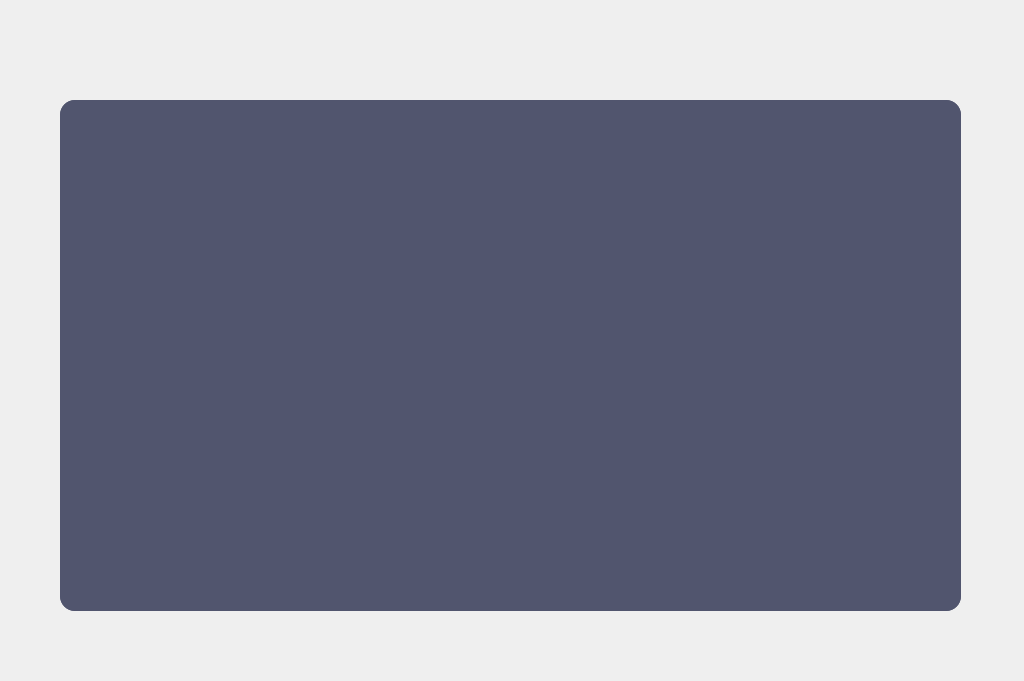
Above: OneDrive/Bureau/2eme annee/projet qt/planification_management/display.ui from HediLengliz/Smart_Court_2A25 before the change. Below: the same form after it.
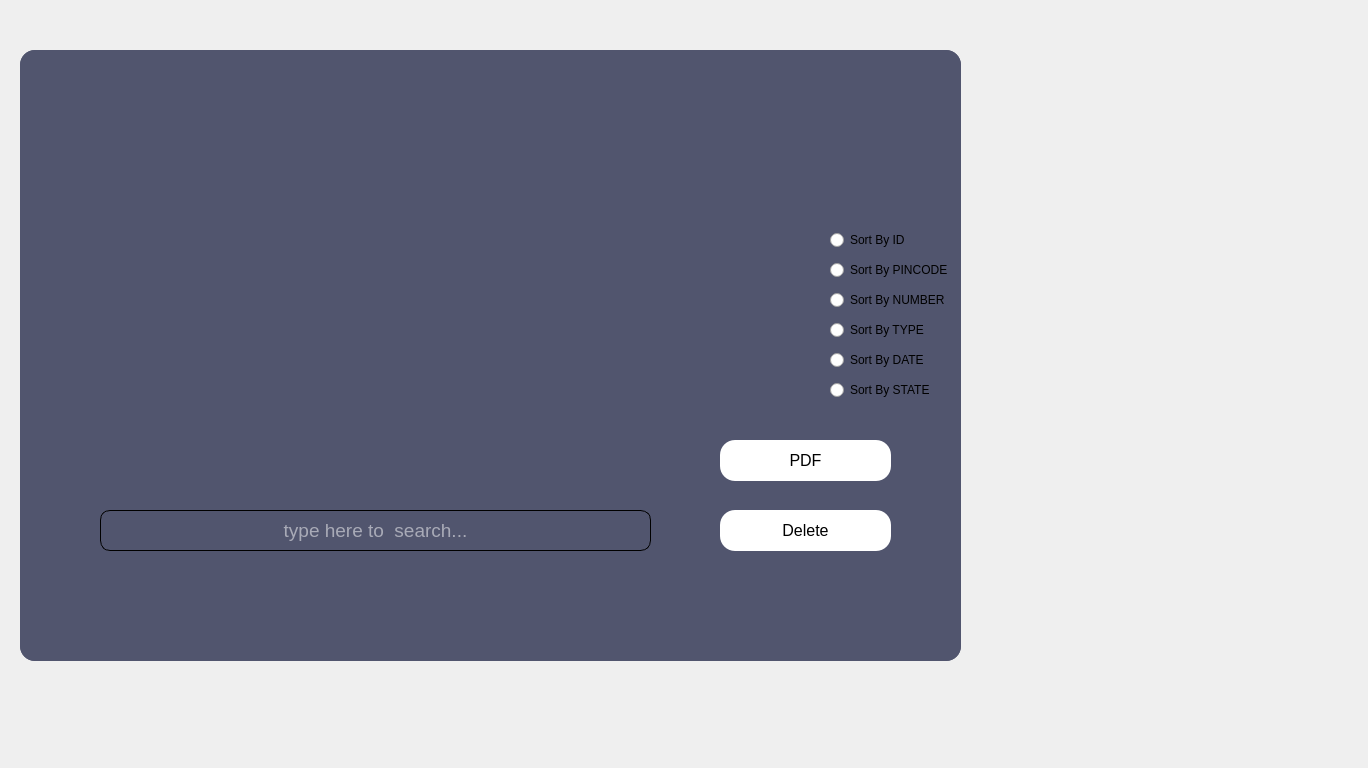
That is the form after the change. Icons and pictures are not drawn.

```diff
--- a/OneDrive/Bureau/2eme annee/projet qt/planification_management/display.ui
+++ b/OneDrive/Bureau/2eme annee/projet qt/planification_management/display.ui
@@ -6,8 +6,8 @@
    <rect>
     <x>0</x>
     <y>0</y>
-    <width>1024</width>
-    <height>681</height>
+    <width>1368</width>
+    <height>768</height>
    </rect>
   </property>
   <property name="windowTitle">
@@ -15,16 +15,16 @@
   </property>
   <property name="styleSheet">
    <string notr="true">*{
-    background:url(C:/Users/hedi2/downloads/hamer.jpg) ;
+background:url(C:/Users/hedi2/downloads/hamer.jpg)
 }</string>
   </property>
-  <widget class="QFrame" name="add_employee">
+  <widget class="QFrame" name="Display">
    <property name="geometry">
     <rect>
-     <x>60</x>
-     <y>100</y>
-     <width>901</width>
-     <height>511</height>
+     <x>20</x>
+     <y>50</y>
+     <width>941</width>
+     <height>611</height>
     </rect>
    </property>
    <property name="styleSheet">
@@ -40,45 +40,23 @@
    <property name="frameShadow">
     <enum>QFrame::Raised</enum>
    </property>
-   <widget class="QPushButton" name="DISPLAY">
+   <widget class="QTableView" name="tableView">
     <property name="geometry">
      <rect>
-      <x>260</x>
-      <y>240</y>
-      <width>201</width>
-      <height>51</height>
+      <x>0</x>
+      <y>0</y>
+      <width>941</width>
+      <height>611</height>
      </rect>
     </property>
-    <property name="font">
-     <font>
-      <pointsize>12</pointsize>
-     </font>
-    </property>
-    <property name="styleSheet">
-     <string notr="true">*{
-color:white;
-border-radius: 15px;
-background:#303030;
-}
-
-*:hover
-{
-	color:#303030;
-	border-radius:15px;
-	background:white
-}</string>
-    </property>
-    <property name="text">
-     <string>Display</string>
-    </property>
    </widget>
-   <widget class="QLineEdit" name="LRI">
+   <widget class="QLineEdit" name="LRN">
     <property name="geometry">
      <rect>
-      <x>210</x>
-      <y>160</y>
-      <width>251</width>
-      <height>31</height>
+      <x>80</x>
+      <y>460</y>
+      <width>551</width>
+      <height>41</height>
      </rect>
     </property>
     <property name="font">
@@ -95,7 +73,14 @@
 border:none;
 color:white;
 border-bottom:1px solid #717072;
-}</string>
+ border-width: 1px;
+border-style: solid;
+border-color: black;
+  border-radius: 10px;
+padding:0 8;
+
+}
+</string>
     </property>
     <property name="inputMask">
      <string/>
@@ -109,52 +94,222 @@
     <property name="echoMode">
      <enum>QLineEdit::Normal</enum>
     </property>
+    <property name="alignment">
+     <set>Qt::AlignCenter</set>
+    </property>
     <property name="placeholderText">
-     <string>123456</string>
+     <string>type here to  search...</string>
     </property>
+    <property name="cursorMoveStyle">
+     <enum>Qt::VisualMoveStyle</enum>
+    </property>
    </widget>
-   <widget class="QLabel" name="RID">
+   <widget class="QPushButton" name="pushButton">
     <property name="geometry">
      <rect>
-      <x>40</x>
-      <y>150</y>
-      <width>121</width>
-      <height>51</height>
+      <x>700</x>
+      <y>460</y>
+      <width>171</width>
+      <height>41</height>
      </rect>
     </property>
+    <property name="font">
+     <font>
+      <pointsize>12</pointsize>
+     </font>
+    </property>
     <property name="styleSheet">
      <string notr="true">*{
-    font-family:century gothic;
-    font-size:24px;
+color:black;
+border-radius: 15px;
+background:white
+;
+}
+
+*:hover
+{
 	color:white;
+	border-radius:15px;
+	background:#303030;
+}</string>
+    </property>
+    <property name="text">
+     <string>Delete</string>
+    </property>
+    <property name="icon">
+     <iconset>
+      <normaloff>../../../../../Downloads/x-mark.png</normaloff>../../../../../Downloads/x-mark.png</iconset>
+    </property>
+   </widget>
+   <widget class="QRadioButton" name="radioButton">
+    <property name="geometry">
+     <rect>
+      <x>810</x>
+      <y>180</y>
+      <width>101</width>
+      <height>20</height>
+     </rect>
+    </property>
+    <property name="styleSheet">
+     <string notr="true">*{
+color:black;
+border-radius: 15px;
+background:51556e;
+;
+}</string>
+    </property>
+    <property name="text">
+     <string>Sort By ID</string>
+    </property>
+   </widget>
+   <widget class="QPushButton" name="PDF">
+    <property name="geometry">
+     <rect>
+      <x>700</x>
+      <y>390</y>
+      <width>171</width>
+      <height>41</height>
+     </rect>
+    </property>
+    <property name="font">
+     <font>
+      <pointsize>12</pointsize>
+     </font>
+    </property>
+    <property name="styleSheet">
+     <string notr="true">*{
+color:black;
+border-radius: 15px;
+background:white
+;
 }
 
-</string>
+*:hover
+{
+	color:white;
+	border-radius:15px;
+	background:#303030;
+}</string>
     </property>
     <property name="text">
-     <string>Room ID</string>
+     <string>PDF</string>
     </property>
+    <property name="icon">
+     <iconset>
+      <normaloff>../../../../../Downloads/pdf.png</normaloff>../../../../../Downloads/pdf.png</iconset>
+    </property>
+    <property name="iconSize">
+     <size>
+      <width>20</width>
+      <height>20</height>
+     </size>
+    </property>
    </widget>
-   <widget class="QTableView" name="tableView">
+   <widget class="QRadioButton" name="radioButton_2">
     <property name="geometry">
      <rect>
-      <x>0</x>
-      <y>0</y>
-      <width>901</width>
-      <height>511</height>
+      <x>810</x>
+      <y>210</y>
+      <width>121</width>
+      <height>20</height>
      </rect>
     </property>
-    <property name="frameShadow">
-     <enum>QFrame::Plain</enum>
+    <property name="styleSheet">
+     <string notr="true">*{
+color:black;
+border-radius: 15px;
+background:51556e;
+;
+}</string>
     </property>
-    <property name="sizeAdjustPolicy">
-     <enum>QAbstractScrollArea::AdjustIgnored</enum>
+    <property name="text">
+     <string>Sort By PINCODE</string>
     </property>
    </widget>
-   <zorder>DISPLAY</zorder>
-   <zorder>RID</zorder>
-   <zorder>LRI</zorder>
-   <zorder>tableView</zorder>
+   <widget class="QRadioButton" name="radioButton_3">
+    <property name="geometry">
+     <rect>
+      <x>810</x>
+      <y>240</y>
+      <width>121</width>
+      <height>20</height>
+     </rect>
+    </property>
+    <property name="styleSheet">
+     <string notr="true">*{
+color:black;
+border-radius: 15px;
+background:51556e;
+;
+}</string>
+    </property>
+    <property name="text">
+     <string>Sort By NUMBER</string>
+    </property>
+   </widget>
+   <widget class="QRadioButton" name="radioButton_4">
+    <property name="geometry">
+     <rect>
+      <x>810</x>
+      <y>270</y>
+      <width>97</width>
+      <height>20</height>
+     </rect>
+    </property>
+    <property name="styleSheet">
+     <string notr="true">*{
+color:black;
+border-radius: 15px;
+background:51556e;
+;
+}</string>
+    </property>
+    <property name="text">
+     <string>Sort By TYPE</string>
+    </property>
+   </widget>
+   <widget class="QRadioButton" name="radioButton_5">
+    <property name="geometry">
+     <rect>
+      <x>810</x>
+      <y>300</y>
+      <width>111</width>
+      <height>20</height>
+     </rect>
+    </property>
+    <property name="styleSheet">
+     <string notr="true">*{
+color:black;
+border-radius: 15px;
+background:51556e;
+;
+}</string>
+    </property>
+    <property name="text">
+     <string>Sort By DATE</string>
+    </property>
+   </widget>
+   <widget class="QRadioButton" name="radioButton_6">
+    <property name="geometry">
+     <rect>
+      <x>810</x>
+      <y>330</y>
+      <width>121</width>
+      <height>20</height>
+     </rect>
+    </property>
+    <property name="styleSheet">
+     <string notr="true">*{
+color:black;
+border-radius: 15px;
+background:51556e;
+;
+}</string>
+    </property>
+    <property name="text">
+     <string>Sort By STATE</string>
+    </property>
+   </widget>
   </widget>
  </widget>
  <resources/>
```
